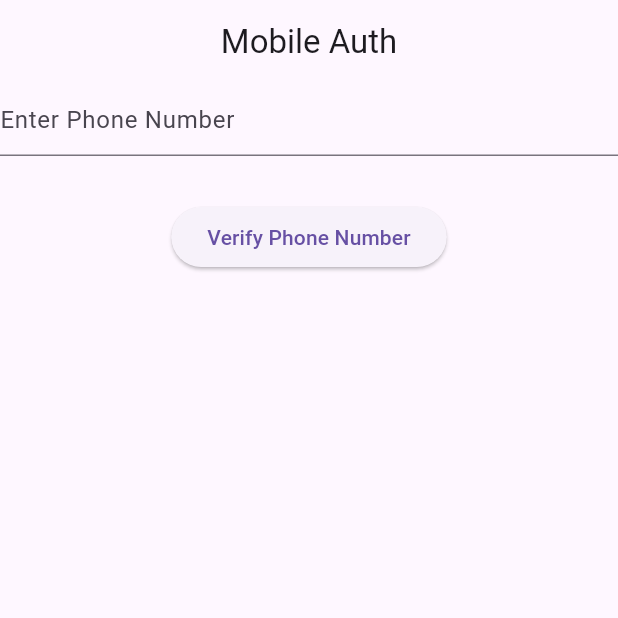
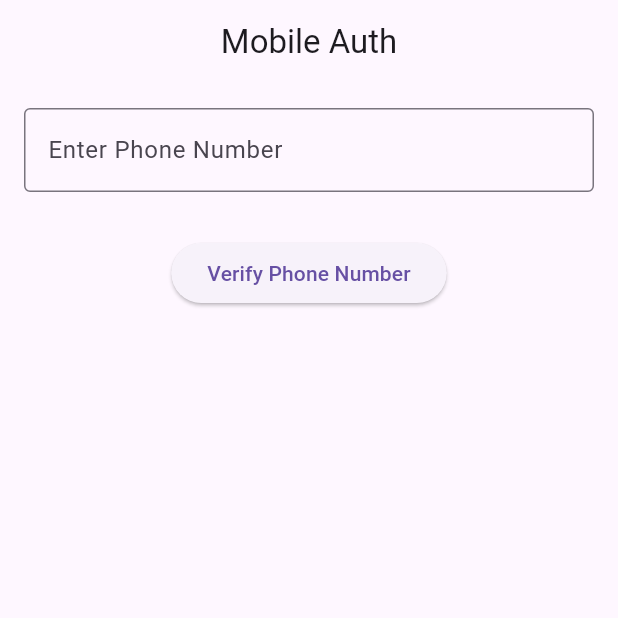
Before and after one commit to Shetty654/prototype-1, a Flutter app: the screen it shows after launch, after a tap on "Verify Phone Number", on a phone screen of 412 x 824 dp, the top half of it. Run offline on Flutter 3.47's test engine with Material 3 defaults, Android fonts, the phone set to English and light mode, and no system bars; our stand-ins replace firebase_auth, firebase_core; accounts and stored records are empty; network calls fail.

```diff
--- a/lib/main.dart
+++ b/lib/main.dart
@@ -1,8 +1,10 @@
+import 'package:firebase_core/firebase_core.dart';
 import 'package:flutter/material.dart';
-
 import 'mobileauth.dart';
 
-void main() {
+void main() async {
+  WidgetsFlutterBinding.ensureInitialized(); // Ensures Flutter is initialized
+  await Firebase.initializeApp(); // Initialize Firebase before running the app
   runApp(const MyApp());
 }
 
@@ -12,26 +14,29 @@ class MyApp extends StatelessWidget {
   @override
   Widget build(BuildContext context) {
     return MaterialApp(
-      title: 'Flutter Demo',
+      debugShowCheckedModeBanner: false,
+      title: 'Flutter Firebase Auth',
       theme: ThemeData(
         primarySwatch: Colors.blue,
       ),
-      home: MobileAuth(),
+      home: const MobileAuth(),
     );
   }
 }
 
 class MyHomePage extends StatelessWidget {
-  const MyHomePage({super.key, required String title});
+  final String title;
+
+  const MyHomePage({super.key, required this.title});
 
   @override
   Widget build(BuildContext context) {
     return Scaffold(
       appBar: AppBar(
-        //title: const Text('Home Page'),
+        title: Text(title),
       ),
       body: const Center(
-        //child: Text('Welcome to Flutter!'),
+        child: Text('Welcome to Flutter!'),
       ),
     );
   }
--- a/lib/mobileauth.dart
+++ b/lib/mobileauth.dart
@@ -16,30 +16,43 @@ class _MobileAuthState extends State<MobileAuth> {
   Widget build(BuildContext context) {
     return Scaffold(
       appBar: AppBar(title: Text("Mobile Auth"), centerTitle: true),
-      body: Column(
+      body: Padding(
+        padding: const EdgeInsets.all(16.0),
+        child: Column(
           children: [
             TextField(
               controller: mobileController,
-            keyboardType: TextInputType.number,
-            decoration: InputDecoration(hintText: "Enter Phone Number"),
+              keyboardType: TextInputType.phone,
+              decoration: InputDecoration(
+                hintText: "Enter Phone Number",
+                border: OutlineInputBorder(),
+              ),
             ),
             SizedBox(height: 30),
             ElevatedButton(
               onPressed: () async {
                 await FirebaseAuth.instance.verifyPhoneNumber(
+                  phoneNumber: mobileController.text.trim(),
                   verificationCompleted: (PhoneAuthCredential credential) {},
-                verificationFailed: (FirebaseAuthException ex) {},
-                codeSent: (String verificationid, int? resendtoken) {
-                  Navigator.push(context, MaterialPageRoute(builder: (context)=>OTPVerify(verificationid: '',)));
+                  verificationFailed: (FirebaseAuthException ex) {
+                    print("Verification Failed: ${ex.message}");
                   },
-                codeAutoRetrievalTimeout: (String verificationid) {},
-                phoneNumber: mobileController.text.toString(),
+                  codeSent: (String verificationId, int? resendToken) {
+                    Navigator.push(
+                      context,
+                      MaterialPageRoute(
+                        builder: (context) => OTPVerify(verificationId: verificationId),
+                      ),
+                    );
+                  },
+                  codeAutoRetrievalTimeout: (String verificationId) {},
                 );
               },
               child: Text("Verify Phone Number"),
             ),
           ],
         ),
+      ),
     );
   }
 }
```
Also changed, not shown: lib/otpverify.dart (+34 -17 lines). Lines whose indentation alone changed are shown as unchanged.
